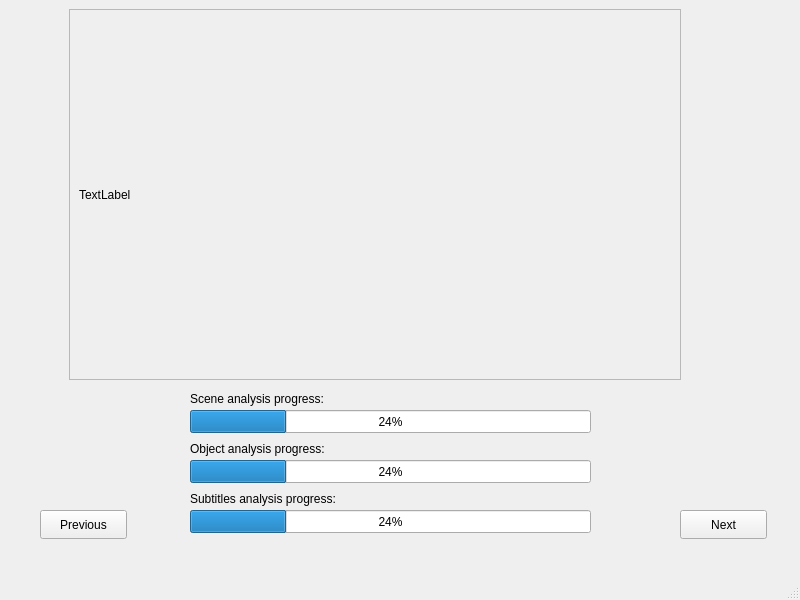
Above: video_summary/templates/ResumeOptions.ui from seekever/VideoSummary before the change. Below: the same form after it.
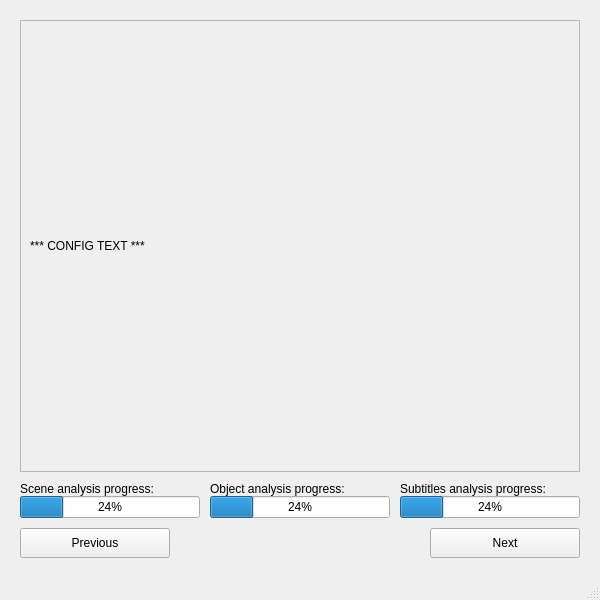
That is the form after the change.

```diff
--- a/video_summary/templates/ResumeOptions.ui
+++ b/video_summary/templates/ResumeOptions.ui
@@ -6,7 +6,7 @@
    <rect>
     <x>0</x>
     <y>0</y>
-    <width>800</width>
+    <width>600</width>
     <height>600</height>
    </rect>
   </property>
@@ -14,142 +14,237 @@
    <string>MainWindow</string>
   </property>
   <widget class="QWidget" name="centralwidget">
-   <widget class="QPushButton" name="nextButton">
-    <property name="geometry">
-     <rect>
-      <x>680</x>
-      <y>510</y>
-      <width>87</width>
-      <height>29</height>
-     </rect>
+   <layout class="QVBoxLayout" name="verticalLayout_2">
+    <property name="spacing">
+     <number>10</number>
     </property>
-    <property name="text">
-     <string>Next</string>
+    <property name="leftMargin">
+     <number>20</number>
     </property>
-   </widget>
-   <widget class="QPushButton" name="previousButton">
-    <property name="geometry">
-     <rect>
-      <x>40</x>
-      <y>510</y>
-      <width>87</width>
-      <height>29</height>
-     </rect>
+    <property name="topMargin">
+     <number>20</number>
     </property>
-    <property name="text">
-     <string>Previous</string>
+    <property name="rightMargin">
+     <number>20</number>
     </property>
-   </widget>
-   <widget class="QProgressBar" name="sceneAnalysisBar">
-    <property name="geometry">
-     <rect>
-      <x>190</x>
-      <y>410</y>
-      <width>401</width>
-      <height>23</height>
-     </rect>
+    <property name="bottomMargin">
+     <number>20</number>
     </property>
-    <property name="value">
-     <number>24</number>
-    </property>
-   </widget>
-   <widget class="QProgressBar" name="objectAnalysisBar">
-    <property name="geometry">
-     <rect>
-      <x>190</x>
-      <y>460</y>
-      <width>401</width>
-      <height>23</height>
-     </rect>
-    </property>
-    <property name="value">
-     <number>24</number>
-    </property>
-   </widget>
-   <widget class="QProgressBar" name="subtitleAnalysisBar">
-    <property name="geometry">
-     <rect>
-      <x>190</x>
-      <y>510</y>
-      <width>401</width>
-      <height>23</height>
-     </rect>
-    </property>
-    <property name="value">
-     <number>24</number>
-    </property>
-   </widget>
-   <widget class="QScrollArea" name="scrollArea">
-    <property name="geometry">
-     <rect>
-      <x>69</x>
-      <y>9</y>
-      <width>612</width>
-      <height>371</height>
-     </rect>
-    </property>
-    <property name="widgetResizable">
-     <bool>true</bool>
-    </property>
-    <widget class="QWidget" name="scrollAreaWidgetContents">
-     <property name="geometry">
-      <rect>
-       <x>0</x>
-       <y>0</y>
-       <width>610</width>
-       <height>369</height>
-      </rect>
-     </property>
-     <layout class="QVBoxLayout" name="verticalLayout">
+    <item>
+     <widget class="QScrollArea" name="scrollArea">
+      <property name="widgetResizable">
+       <bool>true</bool>
+      </property>
+      <widget class="QWidget" name="scrollAreaWidgetContents">
+       <property name="geometry">
+        <rect>
+         <x>0</x>
+         <y>0</y>
+         <width>558</width>
+         <height>417</height>
+        </rect>
+       </property>
+       <layout class="QVBoxLayout" name="verticalLayout">
+        <item>
+         <widget class="QLabel" name="resumeOptionsLabel">
+          <property name="text">
+           <string>*** CONFIG TEXT ***</string>
+          </property>
+         </widget>
+        </item>
+       </layout>
+      </widget>
+     </widget>
+    </item>
+    <item>
+     <layout class="QHBoxLayout" name="horizontalLayout">
+      <property name="spacing">
+       <number>10</number>
+      </property>
+      <property name="topMargin">
+       <number>0</number>
+      </property>
+      <property name="bottomMargin">
+       <number>0</number>
+      </property>
       <item>
-       <widget class="QLabel" name="resumeOptionsLabel">
+       <widget class="QWidget" name="scenesProgressWidget" native="true">
+        <layout class="QVBoxLayout" name="verticalLayout_7">
+         <property name="spacing">
+          <number>0</number>
+         </property>
+         <property name="leftMargin">
+          <number>0</number>
+         </property>
+         <property name="topMargin">
+          <number>0</number>
+         </property>
+         <property name="rightMargin">
+          <number>0</number>
+         </property>
+         <property name="bottomMargin">
+          <number>0</number>
+         </property>
+         <item>
+          <widget class="QLabel" name="label_4">
+           <property name="text">
+            <string>Scene analysis progress:</string>
+           </property>
+          </widget>
+         </item>
+         <item>
+          <widget class="QProgressBar" name="sceneAnalysisBar">
+           <property name="value">
+            <number>24</number>
+           </property>
+          </widget>
+         </item>
+        </layout>
+       </widget>
+      </item>
+      <item>
+       <widget class="QWidget" name="objectsProgressWidget" native="true">
+        <layout class="QVBoxLayout" name="verticalLayout_6">
+         <property name="spacing">
+          <number>0</number>
+         </property>
+         <property name="leftMargin">
+          <number>0</number>
+         </property>
+         <property name="topMargin">
+          <number>0</number>
+         </property>
+         <property name="rightMargin">
+          <number>0</number>
+         </property>
+         <property name="bottomMargin">
+          <number>0</number>
+         </property>
+         <item>
+          <widget class="QLabel" name="label_5">
+           <property name="text">
+            <string>Object analysis progress:</string>
+           </property>
+          </widget>
+         </item>
+         <item>
+          <widget class="QProgressBar" name="objectAnalysisBar">
+           <property name="value">
+            <number>24</number>
+           </property>
+          </widget>
+         </item>
+        </layout>
+       </widget>
+      </item>
+      <item>
+       <widget class="QWidget" name="subtitlesProgressWidget" native="true">
+        <layout class="QVBoxLayout" name="subtitleProgressWidget">
+         <property name="spacing">
+          <number>0</number>
+         </property>
+         <property name="leftMargin">
+          <number>0</number>
+         </property>
+         <property name="topMargin">
+          <number>0</number>
+         </property>
+         <property name="rightMargin">
+          <number>0</number>
+         </property>
+         <property name="bottomMargin">
+          <number>0</number>
+         </property>
+         <item>
+          <widget class="QLabel" name="label_6">
+           <property name="text">
+            <string>Subtitles analysis progress:</string>
+           </property>
+          </widget>
+         </item>
+         <item>
+          <widget class="QProgressBar" name="subtitleAnalysisBar">
+           <property name="value">
+            <number>24</number>
+           </property>
+          </widget>
+         </item>
+        </layout>
+       </widget>
+      </item>
+     </layout>
+    </item>
+    <item>
+     <layout class="QHBoxLayout" name="horizontalLayout_2">
+      <property name="spacing">
+       <number>10</number>
+      </property>
+      <property name="leftMargin">
+       <number>0</number>
+      </property>
+      <property name="topMargin">
+       <number>0</number>
+      </property>
+      <property name="rightMargin">
+       <number>0</number>
+      </property>
+      <property name="bottomMargin">
+       <number>0</number>
+      </property>
+      <item>
+       <widget class="QPushButton" name="previousButton">
+        <property name="minimumSize">
+         <size>
+          <width>150</width>
+          <height>30</height>
+         </size>
+        </property>
+        <property name="maximumSize">
+         <size>
+          <width>150</width>
+          <height>30</height>
+         </size>
+        </property>
         <property name="text">
-         <string>TextLabel</string>
+         <string>Previous</string>
         </property>
        </widget>
       </item>
+      <item>
+       <spacer name="horizontalSpacer_2">
+        <property name="orientation">
+         <enum>Qt::Horizontal</enum>
+        </property>
+        <property name="sizeHint" stdset="0">
+         <size>
+          <width>40</width>
+          <height>20</height>
+         </size>
+        </property>
+       </spacer>
+      </item>
+      <item>
+       <widget class="QPushButton" name="nextButton">
+        <property name="minimumSize">
+         <size>
+          <width>150</width>
+          <height>30</height>
+         </size>
+        </property>
+        <property name="maximumSize">
+         <size>
+          <width>150</width>
+          <height>30</height>
+         </size>
+        </property>
+        <property name="text">
+         <string>Next</string>
+        </property>
+       </widget>
+      </item>
      </layout>
-    </widget>
-   </widget>
-   <widget class="QLabel" name="label_4">
-    <property name="geometry">
-     <rect>
-      <x>190</x>
-      <y>390</y>
-      <width>141</width>
-      <height>17</height>
-     </rect>
-    </property>
-    <property name="text">
-     <string>Scene analysis progress:</string>
-    </property>
-   </widget>
-   <widget class="QLabel" name="label_5">
-    <property name="geometry">
-     <rect>
-      <x>190</x>
-      <y>440</y>
-      <width>141</width>
-      <height>17</height>
-     </rect>
-    </property>
-    <property name="text">
-     <string>Object analysis progress:</string>
-    </property>
-   </widget>
-   <widget class="QLabel" name="label_6">
-    <property name="geometry">
-     <rect>
-      <x>190</x>
-      <y>490</y>
-      <width>161</width>
-      <height>17</height>
-     </rect>
-    </property>
-    <property name="text">
-     <string>Subtitles analysis progress:</string>
-    </property>
-   </widget>
+    </item>
+   </layout>
   </widget>
   <widget class="QMenuBar" name="menubar">
    <property name="geometry">
```
Left out of the diff: 2 changed lines with no effect on the pictures.
